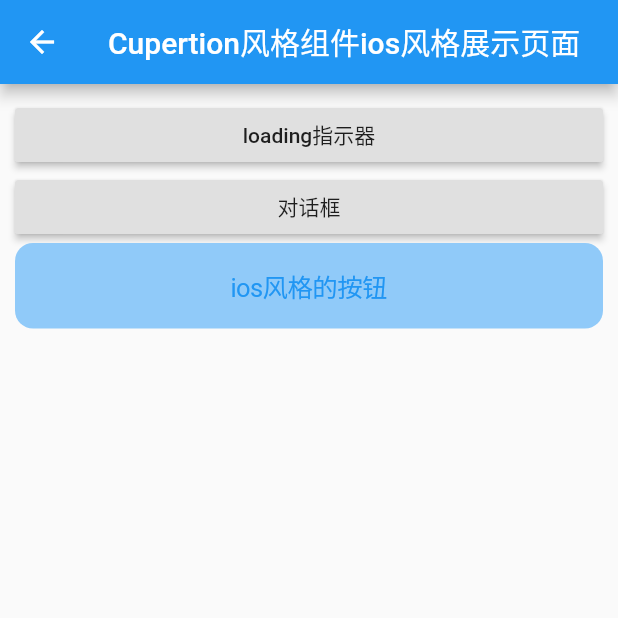
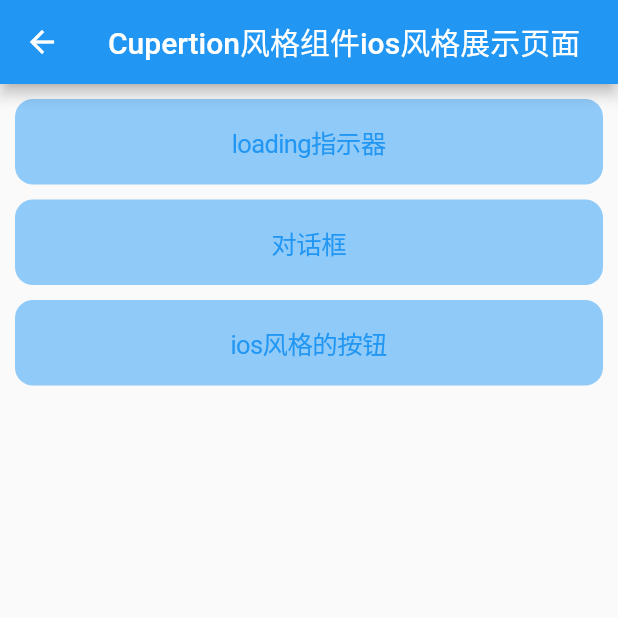
Before and after one commit to WuJinLi/flutterDemo, a Flutter app: the screen it shows after launch, after a tap on "Cupertion风格组件", on a phone screen of 412 x 824 dp, the top half of it. Run offline on Flutter 3.47's test engine with Material 2 defaults, Android fonts, the phone set to English and light mode, and no system bars; our stand-ins replace date_format, flutter_datetime_picker, toast; generated files the repository leaves out were written again.

Commit message:
添加cupertino风格的组件，待完善更多，还有多数坑要踩

```diff
--- a/lib/pages/page/cupertion/cupertion_page.dart
+++ b/lib/pages/page/cupertion/cupertino_page.dart
@@ -4,12 +4,12 @@ import 'package:flutter/material.dart';
 /**
  * 该页面展示的是ios风格组件
  */
-class CupertionPage extends StatefulWidget {
+class CupertinoPage extends StatefulWidget {
   @override
-  State<StatefulWidget> createState() => _CupertionPageState();
+  State<StatefulWidget> createState() => _CupertinoPageState();
 }
 
-class _CupertionPageState extends State<CupertionPage> {
+class _CupertinoPageState extends State<CupertinoPage> {
   @override
   Widget build(BuildContext context) {
     return Scaffold(
@@ -23,31 +23,37 @@ class _CupertionPageState extends State<CupertionPage> {
               Row(
                 children: <Widget>[
                   Expanded(
-                      child: RaisedButton(
+                      child: CupertinoButton(
                     onPressed: () {
                       _showLoading(context);
                     },
+                    color: Colors.blue[200],
                     child: Text('loading指示器'),
                   ))
                 ],
               ),
+              SizedBox(height: 10,),
               Row(
                 children: <Widget>[
                   Expanded(
-                      child: RaisedButton(
+                      child: CupertinoButton(
                     onPressed: () {
                       _AlertDialog(context);
                     },
+                    color: Colors.blue[200],
                     child: Text('对话框'),
                   ))
                 ],
               ),
+              SizedBox(height: 10,),
               Row(
                 children: <Widget>[
                   Expanded(
                     child: CupertinoButton(
                       child: Text('ios风格的按钮'),
-                      onPressed: () {},
+                      onPressed: () {
+                        Navigator.pushNamed(context, '/cupertino_detail');
+                      },
                       color: Colors.blue[200],
                     ),
                   )
--- a/lib/pages/tabs/home_page.dart
+++ b/lib/pages/tabs/home_page.dart
@@ -165,7 +165,7 @@ class _HomeState extends State<HomePage> {
               Container(
                 child: RaisedButton(
                   onPressed: () {
-                    Navigator.pushNamed(context, "/cupertion_page");
+                    Navigator.pushNamed(context, "/cupertino_page");
                   },
                   child: Text("Cupertion风格组件"),
                 ),
--- a/lib/routes/routes_config.dart
+++ b/lib/routes/routes_config.dart
@@ -27,7 +27,8 @@ import 'package:flutter_learn/pages/page/flowlayout/flowlayout.dart';
 import 'package:flutter_learn/pages/page/theme/custom_theme.dart';
 import 'package:flutter_learn/pages/page/popup/popup_menu.dart';
 import 'package:flutter_learn/pages/page/dialog/dialog_page.dart';
-import 'package:flutter_learn/pages/page/cupertion/cupertion_page.dart';
+import 'package:flutter_learn/pages/page/cupertion/cupertino_page.dart';
+import 'package:flutter_learn/pages/page/cupertion/cupertino_detail.dart';
 
 /**
  * 配置路由
@@ -64,7 +65,8 @@ final routes = {
   "/custom_theme": (context) => CustomThemePage(),
   "/popup_menu": (context) => PopupMenuPage(),
   '/dialog_page': (context) => DialogPage(),
-  '/cupertion_page':(context) => CupertionPage(),
+  '/cupertino_page': (context) => CupertinoPage(),
+  '/cupertino_detail': (context) => CupertinoDetailPage(),
 };
 
 var onGenerateRoute = (RouteSettings settings) {
```
Also changed, not shown: lib/pages/page/cupertion/cupertino_detail.dart (added, +144 -0 lines).
